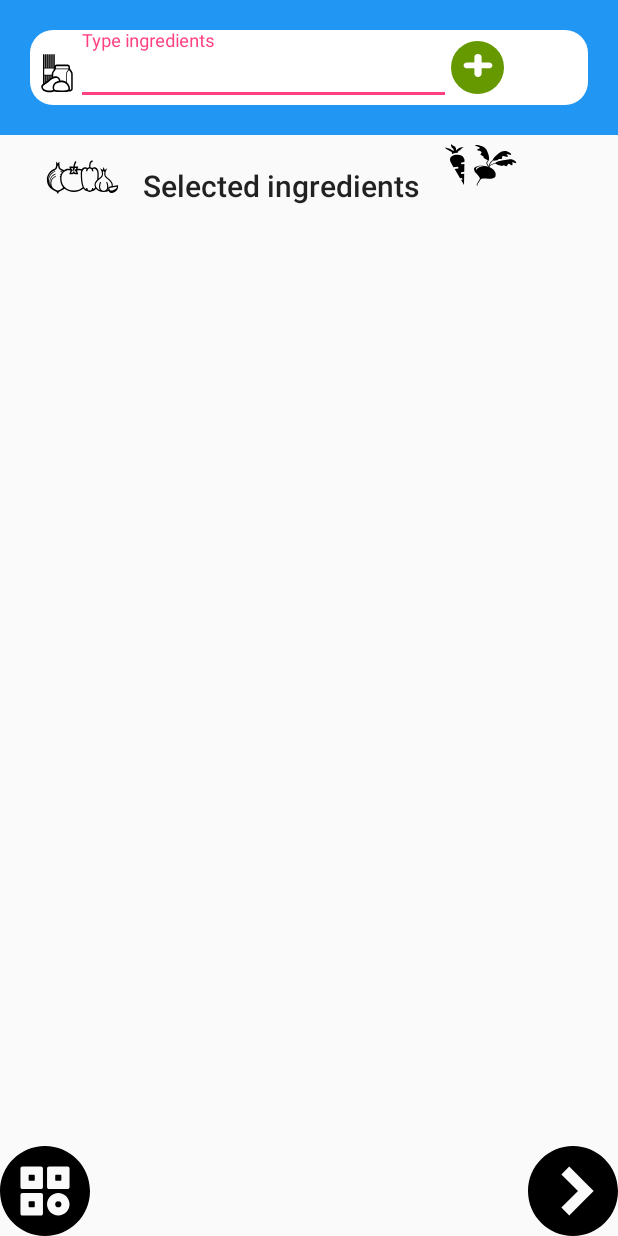
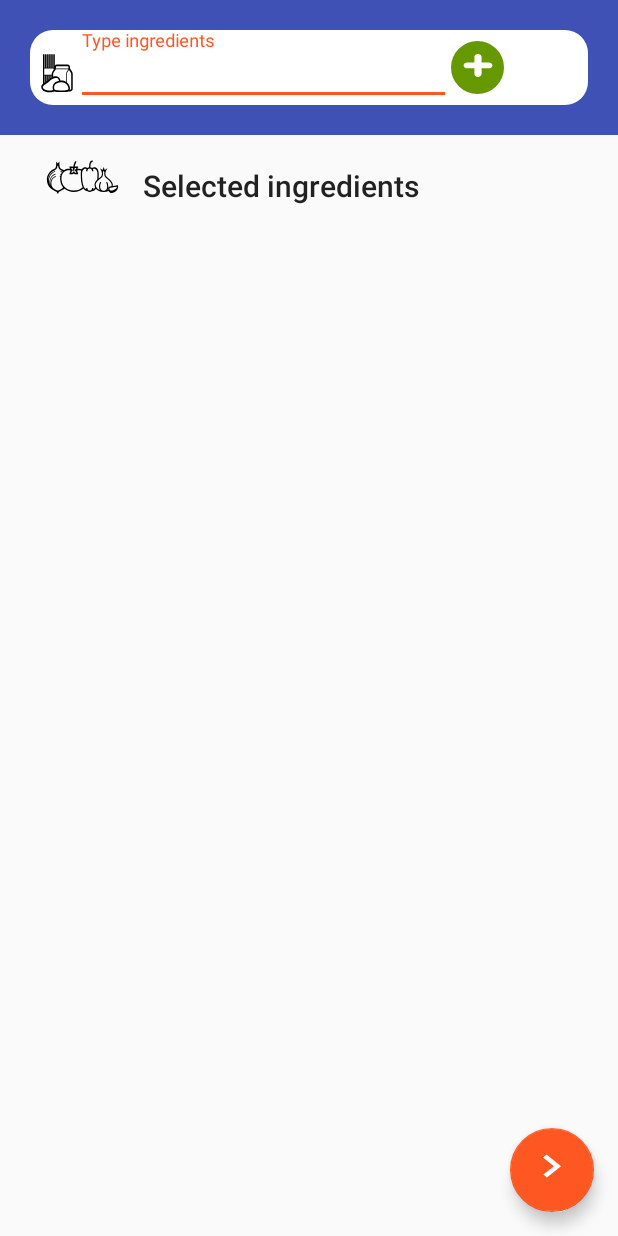
Before and after one commit to michellymenezes/easy-meal, an Android app: the fragment SelectIngredientsFragment shown on its own in the app's theme, on a phone screen of 412 x 824 dp. Run offline under Robolectric (Android 15) with nearby library versions, the phone set to English and light mode, and no system bars.

Commit message:
Mudando o esquema de cores e adicionando o floating button

```diff
--- a/app/src/main/java/com/projeto_les/easymeal/fragments/SelectIngredientsFragment.java
+++ b/app/src/main/java/com/projeto_les/easymeal/fragments/SelectIngredientsFragment.java
@@ -2,6 +2,7 @@ package com.projeto_les.easymeal.fragments;
 
 import android.app.Activity;
 import android.os.Bundle;
+import android.support.design.widget.FloatingActionButton;
 import android.support.v4.app.Fragment;
 import android.support.v7.widget.LinearLayoutManager;
 import android.support.v7.widget.RecyclerView;
@@ -78,8 +79,7 @@ public class SelectIngredientsFragment extends Fragment {
 
         mListAdapter = new IngredientListAdapter(mIngredients);
 
-        final ImageButton backMenuBtn = (ImageButton) view.findViewById(R.id.back_menu_btn);
-        final ImageButton nextBtn = (ImageButton) view.findViewById(R.id.next);
+        final FloatingActionButton nextBtn = (FloatingActionButton) view.findViewById(R.id.next);
 
 
 
@@ -96,12 +96,12 @@ public class SelectIngredientsFragment extends Fragment {
 
         addIngredient();
 
-        backMenuBtn.setOnClickListener(new View.OnClickListener() {
-            @Override
-            public void onClick(View v) {
-                ((MainActivity) getActivity()).changeFragment(InitialFragment.getInstance(),InitialFragment.TAG,true );
-            }
-        });
+//        backMenuBtn.setOnClickListener(new View.OnClickListener() {
+//            @Override
+//            public void onClick(View v) {
+//                ((MainActivity) getActivity()).changeFragment(InitialFragment.getInstance(),InitialFragment.TAG,true );
+//            }
+//        });
 
         nextBtn.setOnClickListener(new View.OnClickListener() {
             @Override
--- a/app/src/main/res/drawable/ic_next.xml
+++ b/app/src/main/res/drawable/ic_next.xml
@@ -1,4 +1,4 @@
-<vector android:height="60dp" android:viewportHeight="490.0"
-    android:viewportWidth="490.0" android:width="60dp" xmlns:android="http://schemas.android.com/apk/res/android">
-    <path android:fillColor="#FF000000" android:pathData="M245,0C109.7,0 0,109.7 0,245s109.7,245 245,245s245,-109.7 245,-245S380.3,0 245,0zM315,287.7l-90.5,90.5l-42.7,-42.7l90.5,-90.5l-90.5,-90.5l42.7,-42.7l90.5,90.5l42.7,42.7L315,287.7z"/>
+<vector android:height="30dp" android:viewportHeight="125.0"
+    android:viewportWidth="100.0" android:width="30dp" xmlns:android="http://schemas.android.com/apk/res/android">
+    <path android:fillColor="#FFFFFF" android:pathData="M34.87,9l40.13,40.14l-39.14,39.14l-9.86,-9.87l29.27,-29.27l-30.27,-30.27z"/>
 </vector>
--- a/app/src/main/res/layout/fragment_initial.xml
+++ b/app/src/main/res/layout/fragment_initial.xml
@@ -34,8 +34,6 @@
             android:drawableLeft="@drawable/ic_chef"
             android:textSize="20dp"
             android:onClick="onSelectIngredientsButtonPressed"/>
-
-
     </LinearLayout>
 
 
--- a/app/src/main/res/layout/fragment_select_ingredient.xml
+++ b/app/src/main/res/layout/fragment_select_ingredient.xml
@@ -1,8 +1,9 @@
 <?xml version="1.0" encoding="utf-8"?>
 <LinearLayout xmlns:android="http://schemas.android.com/apk/res/android"
-    android:orientation="vertical" android:layout_width="match_parent"
-    android:layout_height="match_parent"
-    >
+    xmlns:app="http://schemas.android.com/apk/res-auto"
+    android:orientation="vertical"
+    android:layout_width="match_parent"
+    android:layout_height="match_parent">
 
     <RelativeLayout
         android:layout_width="match_parent"
@@ -42,8 +43,8 @@
                     android:hint="Type ingredients"
                     android:layout_alignParentLeft="true"
                     android:text=""
-                    android:inputType="textCapWords" />
-
+                    android:inputType="textCapWords"
+                    />
             </android.support.design.widget.TextInputLayout>
 
 
@@ -103,15 +104,7 @@
                 style="@style/TextAppearance.AppCompat.Title"
                 android:layout_toRightOf="@+id/ingredient_ic"/>
 
-        <ImageView
-            android:layout_width="wrap_content"
-            android:layout_height="wrap_content"
-            android:layout_gravity="bottom"
-            android:paddingLeft="15dp"
-            android:src="@drawable/ic_ing1"
-            android:layout_toRightOf="@+id/type_ingredientes"/>
 
-            />
     </RelativeLayout>
 
 
@@ -135,25 +128,26 @@
         </LinearLayout>
     </ScrollView>
 
+
+
     <RelativeLayout
         android:layout_width="wrap_content"
         android:layout_height="wrap_content"
         android:layout_centerVertical="true"
         android:gravity="bottom">
-        <ImageButton
+        <android.support.design.widget.FloatingActionButton
+            android:id="@+id/next"
             android:layout_width="wrap_content"
             android:layout_height="wrap_content"
-            android:id="@+id/back_menu_btn"
-            android:background="@drawable/ic_menu"
-            android:layout_alignParentRight="false"
-            android:onClick="onBackMenuPressed"/>
-        <ImageButton
-            android:layout_width="wrap_content"
-            android:layout_height="wrap_content"
-            android:id="@+id/next"
-            android:background="@drawable/ic_next"
-            android:layout_alignParentRight="true"
-            android:onClick="onNextPressed"/>
+            android:layout_margin="16dp"
+            android:clickable="true"
+            android:src="@drawable/ic_next"
+            android:paddingTop="6dp"
+            android:paddingLeft="4dp"
+            android:paddingRight="4dp"
+            android:paddingBottom="4dp"
+            android:layout_alignParentEnd="true"
+            android:layout_alignParentRight="true" />
     </RelativeLayout>
 
 
--- a/app/src/main/res/values/colors.xml
+++ b/app/src/main/res/values/colors.xml
@@ -1,8 +1,8 @@
 <?xml version="1.0" encoding="utf-8"?>
 <resources>
-    <color name="colorPrimary">#2196F3</color>
-    <color name="colorPrimaryDark">#1E88E5</color>
-    <color name="colorAccent">#FF4081</color>
+    <color name="colorPrimary">#3F51B5</color>
+    <color name="colorPrimaryDark">#303F9F</color>
+    <color name="colorAccent">#FF5722</color>
 
     <color name="chip_text">#DD000000</color>
 
```
